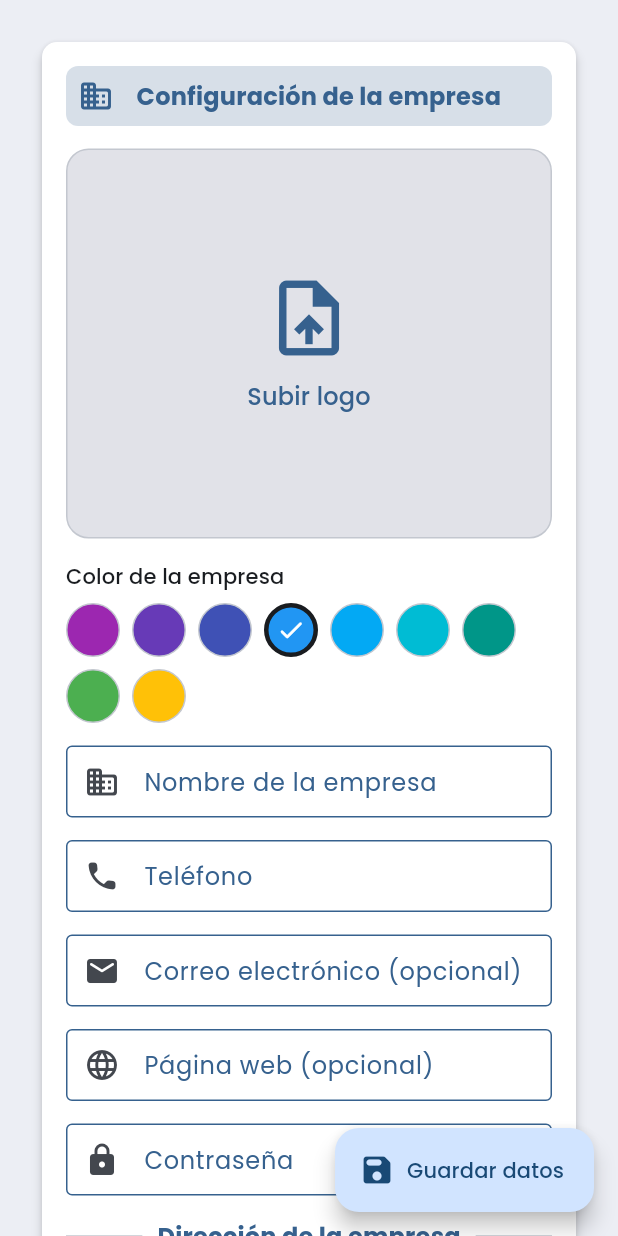
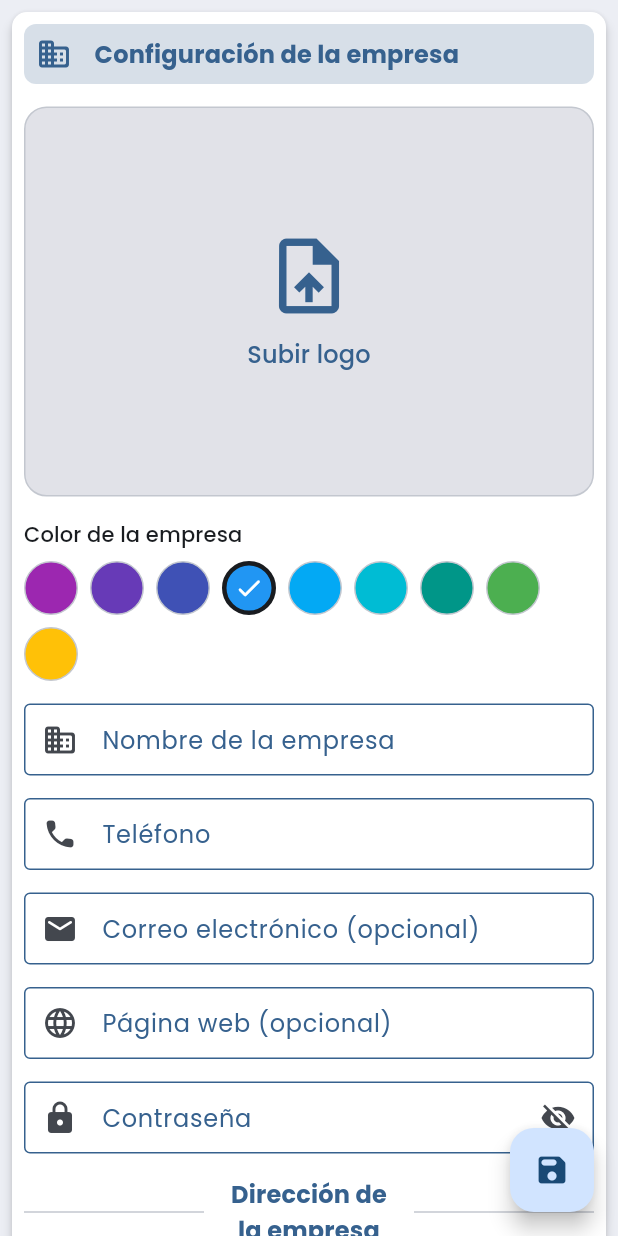
Before and after one commit to UlisesChopin16/gestion-lavanderia, a Flutter app: the ConfiguracionEmpresaView screen opened directly, on a phone screen of 412 x 824 dp. Run offline on Flutter 3.47's test engine with Material 3 defaults, Android fonts, the phone set to English and light mode, and no system bars; our stand-ins replace calendar_date_picker2, drift, file_picker, flutter_riverpod, flutter_svg, freezed_annotation and 4 more; accounts and stored records are empty; generated files the repository leaves out were written again.

Commit message:
Se mejora menu del sistema y se mejora la visa responsiva de la empresa

```diff
--- a/lib/main.dart
+++ b/lib/main.dart
@@ -39,7 +39,7 @@ class MyApp extends ConsumerWidget {
     final tema = ThemeApp(seed: color);
 
     return MaterialApp(
-      title: 'Gestión Lavandería',
+      title: ConstantsManager.appName,
       debugShowCheckedModeBanner: false,
       theme: tema.light,
       darkTheme: tema.dark,
--- a/lib/ui/views/configuracion_empresa/configuracion_empresa_view.dart
+++ b/lib/ui/views/configuracion_empresa/configuracion_empresa_view.dart
@@ -1,5 +1,3 @@
-import 'dart:math' show min;
-
 import 'package:flutter/material.dart';
 import 'package:flutter_riverpod/flutter_riverpod.dart';
 import 'package:gestion_lavanderia/extensions/build_context_ext.dart';
@@ -8,6 +6,7 @@ import 'package:gestion_lavanderia/ui/shared/widgets/title_container.dart';
 import 'package:gestion_lavanderia/ui/views/configuracion_empresa/dialogs/password_dialog.dart';
 import 'package:gestion_lavanderia/ui/views/configuracion_empresa/view_model/configuracion_empresa_view_model.dart';
 import 'package:gestion_lavanderia/ui/views/configuracion_empresa/widgets/widgets.dart';
+import 'package:gestion_lavanderia/utils/constants_manager.dart';
 import 'package:gestion_lavanderia/utils/icons_manager.dart';
 
 /// Los datos de la lavandería: contacto, logo, color, contraseña y dirección.
@@ -19,9 +18,15 @@ import 'package:gestion_lavanderia/utils/icons_manager.dart';
 class ConfiguracionEmpresaView extends ConsumerWidget {
   const ConfiguracionEmpresaView({super.key});
 
-  static const _anchoMaximo = 900.0;
-  static const _anchoCampo = 400.0;
   static const _altoLogo = 260.0;
+
+  /// Lo que separa la tarjeta de las orillas, y su contenido del borde de la
+  /// tarjeta. En una ventana angosta se recortan todavía más: ahí cada píxel
+  /// hace falta para los campos.
+  static const _margenAmplio = 16.0;
+  static const _margenAngosto = 8.0;
+  static const _rellenoAmplio = 12.0;
+  static const _rellenoAngosto = 8.0;
 
   @override
   Widget build(BuildContext context, WidgetRef ref) {
@@ -36,25 +41,42 @@ class ConfiguracionEmpresaView extends ConsumerWidget {
       ),
     );
 
+    return LayoutBuilder(
+      builder: (context, constraints) {
+        // En una ventana angosta el margen es papel desperdiciado: lo que no se
+        // gasta en orillas es ancho para los campos.
+        final esAngosta = constraints.maxWidth < ConstantsManager.smallScreen;
+        final margen = esAngosta ? _margenAngosto : _margenAmplio;
+        final relleno = esAngosta ? _rellenoAngosto : _rellenoAmplio;
+
+        // El ancho de los campos se reparte el espacio que queda: con un
+        // ancho fijo, una ventana angosta los desbordaba.
+        final disponible = constraints.maxWidth - (margen + relleno) * 2;
+        final ancho = MedidasFormulario.anchoCampo(disponible);
+
+        // La tarjeta mide lo que lleva dentro. Antes se estiraba hasta un
+        // ancho fijo y, cuando ahí sólo cabía una columna de campos, el ancho
+        // de la otra se quedaba como hueco a los lados.
+        final anchoTarjeta =
+            MedidasFormulario.anchoContenido(disponible) + relleno * 2;
+
         return Stack(
           children: [
             Scaffold(
               body: Center(
                 child: SingleChildScrollView(
-              padding: const EdgeInsets.all(24),
+                  padding: EdgeInsets.all(margen),
                   child: ConstrainedBox(
-                constraints: const BoxConstraints(maxWidth: _anchoMaximo),
+                    constraints: BoxConstraints(maxWidth: anchoTarjeta),
                     child: Card(
+                      // Sin el margen de omisión de `Card`: la separación con
+                      // las orillas la decide el relleno de arriba, en un solo
+                      // lugar.
+                      margin: EdgeInsets.zero,
                       child: Padding(
-                    padding: const EdgeInsets.all(16),
-                    // El ancho de los campos se recorta al espacio disponible:
-                    // con un ancho fijo, una ventana angosta los desbordaba.
-                    child: LayoutBuilder(
-                      builder: (context, constraints) {
-                        final ancho = min(_anchoCampo, constraints.maxWidth);
-
-                        return Column(
-                          spacing: 15,
+                        padding: EdgeInsets.all(relleno),
+                        child: Column(
+                          spacing: MedidasFormulario.separacion,
                           crossAxisAlignment: CrossAxisAlignment.stretch,
                           children: [
                             const TitleContainer(
@@ -68,8 +90,6 @@ class ConfiguracionEmpresaView extends ConsumerWidget {
                             const _SeparadorDireccion(),
                             DatosDireccionForm(anchoCampo: ancho),
                           ],
-                        );
-                      },
                         ),
                       ),
                     ),
@@ -77,13 +97,15 @@ class ConfiguracionEmpresaView extends ConsumerWidget {
                 ),
               ),
               floatingActionButton: editable
-              ? _BotonesEdicion(esAlta: esAlta)
+                  ? _BotonesEdicion(esAlta: esAlta, compacto: esAngosta)
                   : null,
             ),
-        // Mientras se lee o se guarda, la pantalla no acepta nada: un segundo
-        // toque en guardar escribiría dos veces.
+            // Mientras se lee o se guarda, la pantalla no acepta nada: un
+            // segundo toque en guardar escribiría dos veces.
             if (cargando) const AbsorbPointer(child: BlockProgress()),
           ],
+        );
+      },
     );
   }
 }
@@ -99,12 +121,12 @@ class _Encabezado extends StatelessWidget {
   @override
   Widget build(BuildContext context) {
     return Wrap(
-      spacing: 15,
-      runSpacing: 15,
+      spacing: MedidasFormulario.separacion,
+      runSpacing: MedidasFormulario.separacion,
       alignment: WrapAlignment.center,
       children: [
         Column(
-          spacing: 15,
+          spacing: MedidasFormulario.separacion,
           mainAxisSize: MainAxisSize.min,
           children: [
             LogoPicker(ancho: anchoCampo, alto: altoLogo),
@@ -145,9 +167,13 @@ class _BarraProtegida extends ConsumerWidget {
             mainAxisSize: MainAxisSize.min,
             children: [
               Icon(Icons.lock_rounded, color: scheme.onSecondaryContainer),
-              Text(
+              // Flexible, o el texto reclama su ancho natural y desborda el
+              // renglón en una ventana angosta en lugar de partirse en dos.
+              Flexible(
+                child: Text(
                   'Los datos están protegidos.',
                   style: TextStyle(color: scheme.onSecondaryContainer),
+                ),
               ),
             ],
           ),
@@ -171,11 +197,18 @@ class _BarraProtegida extends ConsumerWidget {
 
 /// Guardar y, cuando hay algo guardado a lo que volver, cancelar.
 class _BotonesEdicion extends ConsumerWidget {
-  const _BotonesEdicion({required this.esAlta});
+  const _BotonesEdicion({required this.esAlta, required this.compacto});
 
   /// En un alta no se ofrece cancelar: no hay nada a lo que regresar y el
   /// botón sólo borraría lo que se acaba de capturar.
   final bool esAlta;
+
+  /// Si el botón de guardar va sin su texto.
+  ///
+  /// En una ventana angosta "Guardar datos" no cabe y el renglón de botones se
+  /// desborda; con el icono solo, lo que dice el botón se consulta en su globo
+  /// de ayuda.
+  final bool compacto;
 
   @override
   Widget build(BuildContext context, WidgetRef ref) {
@@ -192,6 +225,14 @@ class _BotonesEdicion extends ConsumerWidget {
             onPressed: notifier.cancelarEdicion,
             child: const Icon(Icons.close_rounded),
           ),
+        if (compacto)
+          FloatingActionButton(
+            heroTag: null,
+            tooltip: 'Guardar datos',
+            onPressed: () => _guardar(context, ref),
+            child: const Icon(Icons.save_rounded),
+          )
+        else
           FloatingActionButton.extended(
             heroTag: null,
             onPressed: () => _guardar(context, ref),
@@ -234,11 +275,14 @@ class _SeparadorDireccion extends StatelessWidget {
       spacing: 10,
       children: [
         const Expanded(child: Divider()),
-        Text(
+        Flexible(
+          child: Text(
             'Dirección de la empresa',
+            textAlign: TextAlign.center,
             style: theme.textTheme.titleMedium?.copyWith(
               fontWeight: FontWeight.bold,
               color: theme.colorScheme.primary,
+            ),
           ),
         ),
         const Expanded(child: Divider()),
--- a/lib/ui/views/configuracion_empresa/widgets/datos_empresa_form.dart
+++ b/lib/ui/views/configuracion_empresa/widgets/datos_empresa_form.dart
@@ -2,6 +2,7 @@ import 'package:flutter/material.dart';
 import 'package:flutter/services.dart';
 import 'package:flutter_riverpod/flutter_riverpod.dart';
 import 'package:gestion_lavanderia/ui/shared/widgets/form_text_field.dart';
+import 'package:gestion_lavanderia/ui/views/configuracion_empresa/widgets/medidas_formulario.dart';
 import 'package:gestion_lavanderia/ui/views/configuracion_empresa/view_model/configuracion_empresa_view_model.dart';
 import 'package:gestion_lavanderia/utils/icons_manager.dart';
 
@@ -30,7 +31,7 @@ class DatosEmpresaForm extends ConsumerWidget {
     );
 
     return Column(
-      spacing: 15,
+      spacing: MedidasFormulario.separacion,
       mainAxisSize: MainAxisSize.min,
       children: [
         FormTextField(
--- /dev/null
+++ b/lib/ui/views/configuracion_empresa/widgets/medidas_formulario.dart
@@ -0,0 +1,55 @@
+/// Cómo se reparte el ancho disponible entre los campos de la empresa.
+///
+/// La tarjeta se mide para las columnas que caben y los formularios acomodan
+/// sus campos dentro: los dos tienen que contar igual. Con un ancho de campo
+/// fijo no lo hacían, y en una ventana de poco menos de lo que piden dos
+/// columnas la tarjeta se quedaba del ancho de las dos mientras los campos ya
+/// bajaban de uno en uno: el hueco de la columna que faltaba quedaba repartido
+/// a los lados de cada campo.
+abstract final class MedidasFormulario {
+  /// Lo que separa un campo del siguiente, a lo ancho y a lo alto.
+  static const double separacion = 15.0;
+
+  /// Lo más angosto que se deja un campo antes de quitarle una columna.
+  static const double anchoMinimo = 320.0;
+
+  /// Lo más ancho que se deja un campo. Más allá el renglón se vuelve incómodo
+  /// de leer, así que el sobrante se le quita a la tarjeta en lugar de
+  /// repartirlo entre los campos.
+  static const double anchoMaximo = 400.0;
+
+  /// Dos columnas como mucho: el encabezado es el logo al lado del formulario
+  /// de contacto, y una tercera columna de campos sueltos no tendría con qué
+  /// emparejarse.
+  static const int _columnasMaximas = 2;
+
+  /// Cuántas columnas de campos caben en [disponible].
+  static int columnas(double disponible) {
+    // Dentro de algo sin ancho límite no hay nada que repartir; se asume la
+    // disposición de ventana amplia.
+    if (!disponible.isFinite) return _columnasMaximas;
+
+    final caben = (disponible + separacion) ~/ (anchoMinimo + separacion);
+
+    return caben.clamp(1, _columnasMaximas);
+  }
+
+  /// El ancho de cada campo para llenar [disponible] con sus columnas.
+  ///
+  /// Se redondea hacia abajo para que la suma de las columnas dé exacto: medio
+  /// píxel de más y el último campo se va al renglón siguiente, que es
+  /// justamente lo que deja la tarjeta con huecos.
+  static double anchoCampo(double disponible) {
+    final columnas = MedidasFormulario.columnas(disponible);
+    final libre = disponible - separacion * (columnas - 1);
+
+    return (libre / columnas).clamp(0.0, anchoMaximo).floorToDouble();
+  }
+
+  /// Lo que mide el contenido: las columnas que caben, con su separación.
+  static double anchoContenido(double disponible) {
+    final columnas = MedidasFormulario.columnas(disponible);
+
+    return anchoCampo(disponible) * columnas + separacion * (columnas - 1);
+  }
+}
--- a/lib/ui/views/configuracion_empresa/widgets/widgets.dart
+++ b/lib/ui/views/configuracion_empresa/widgets/widgets.dart
@@ -1,4 +1,5 @@
 export 'datos_direccion_form.dart';
 export 'datos_empresa_form.dart';
 export 'logo_picker.dart';
+export 'medidas_formulario.dart';
 export 'paleta_colores.dart';
--- a/lib/ui/views/home/widgets/widgets.dart
+++ b/lib/ui/views/home/widgets/widgets.dart
@@ -1 +1,3 @@
 export 'boton_tema.dart';
+export 'drawer_modulos.dart';
+export 'menu_modulos.dart';
--- a/lib/utils/constants_manager.dart
+++ b/lib/utils/constants_manager.dart
@@ -3,6 +3,9 @@ import 'package:intl/intl.dart';
 
 /// Medidas y formatos que la interfaz repite.
 abstract final class ConstantsManager {
+  /// El nombre de la aplicación, como aparece en la ventana y en el menú.
+  static const String appName = 'Gestión Lavandería';
+
   /// Anchos a partir de los que la interfaz cambia de disposición.
   static const double smallScreen = 600.0;
   static const double mediumScreen = 900.0;
```
Also changed, not shown: lib/theme/theme_app.dart (+2 -11 lines), lib/ui/views/configuracion_empresa/widgets/datos_direccion_form.dart (+7 -2 lines), lib/ui/views/home/home_view.dart (+22 -85 lines), lib/ui/views/home/widgets/drawer_modulos.dart (added, +78 -0 lines), lib/ui/views/home/widgets/menu_modulos.dart (added, +142 -0 lines), 2 other files. Lines whose indentation alone changed are shown as unchanged.
